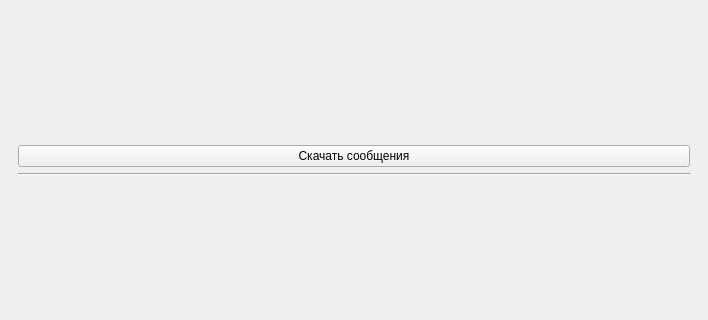
The window that mainwindow.ui (idec-net/cutiefeed) describes before a commit, drawn with Qt 5; both pictures show x 0 to 708 and y 93 to 413 of the 708 by 508 pixel window.
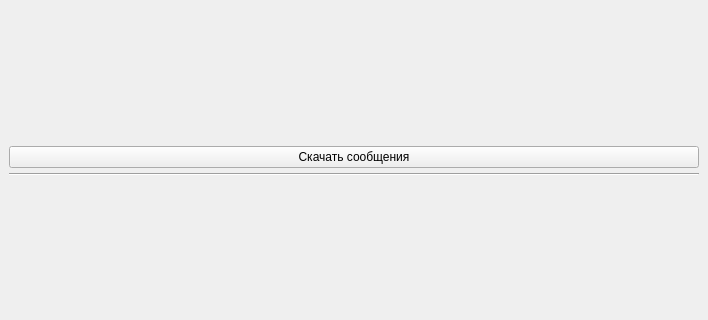
The same window after the commit.

Patch:
```diff
--- a/mainwindow.ui
+++ b/mainwindow.ui
@@ -28,13 +28,22 @@
         <rect>
          <x>0</x>
          <y>0</y>
-         <width>696</width>
-         <height>496</height>
+         <width>690</width>
+         <height>490</height>
         </rect>
        </property>
        <layout class="QVBoxLayout" name="verticalLayout_3">
+        <property name="spacing">
+         <number>5</number>
+        </property>
+        <property name="margin">
+         <number>0</number>
+        </property>
         <item>
          <layout class="QVBoxLayout" name="verticalLayout">
+          <property name="spacing">
+           <number>5</number>
+          </property>
           <item>
            <widget class="QPushButton" name="pushButton">
             <property name="text">
```
